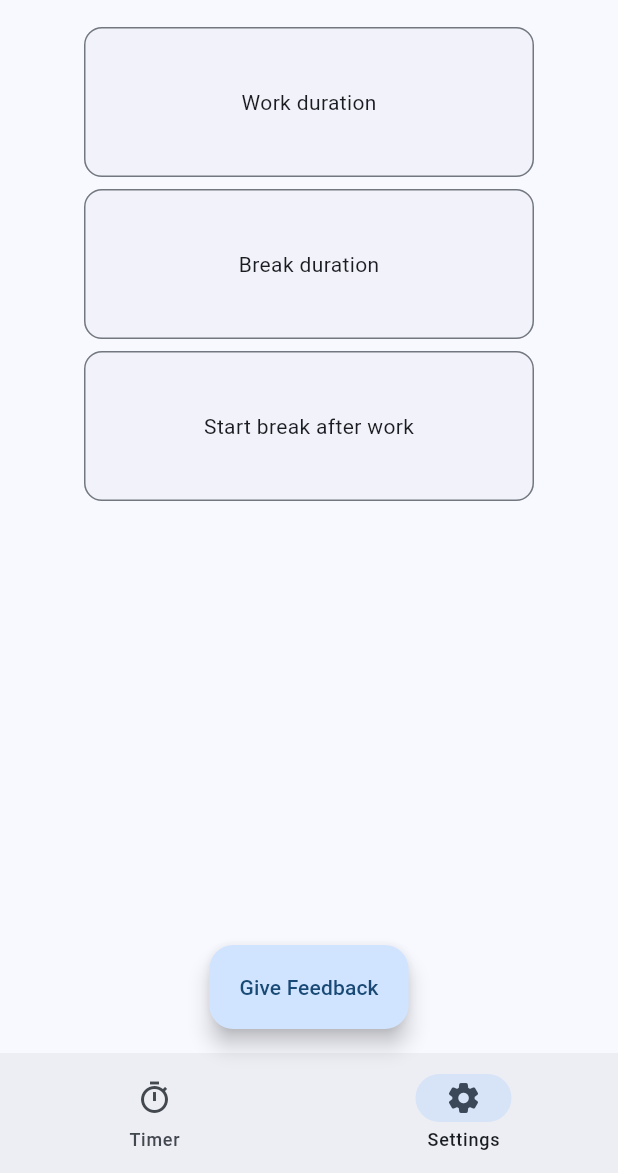
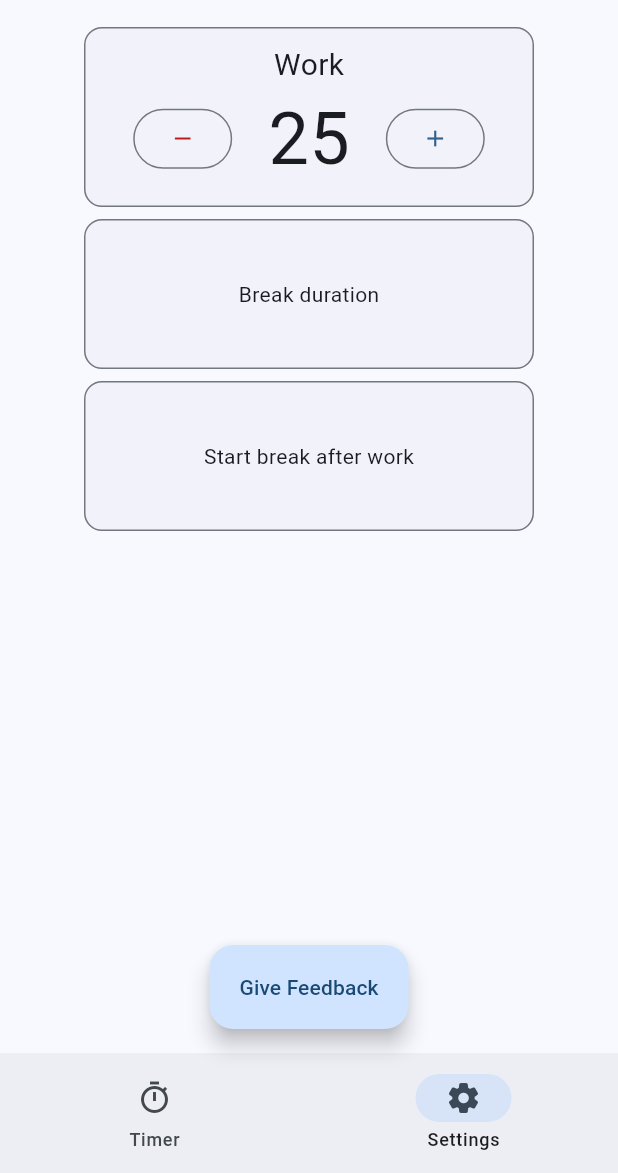
Before and after one commit to yhakamay/pomody, a Flutter app: the screen it shows after launch, item 2 of the bottom bar chosen, on a phone screen of 412 x 824 dp, the part 63-1236 px from its top. Run offline on Flutter 3.47's test engine with Material 2 defaults, Android fonts, the phone set to English and light mode, and no system bars; our stand-ins replace circular_countdown_timer, flutter_riverpod, hooks_riverpod.

Commit message:
Implement custom work duration

```diff
--- a/lib/organisms/settings.dart
+++ b/lib/organisms/settings.dart
@@ -1,12 +1,17 @@
 import 'package:flutter/material.dart';
+import 'package:hooks_riverpod/hooks_riverpod.dart';
 
-class Settings extends StatelessWidget {
+import '../providers/timer_provider.dart';
+
+class Settings extends HookConsumerWidget {
   const Settings({
     Key? key,
   }) : super(key: key);
 
   @override
-  Widget build(BuildContext context) {
+  Widget build(BuildContext context, WidgetRef ref) {
+    final timer = ref.watch(timerProvider);
+
     return Column(
       children: [
         Center(
@@ -18,11 +23,42 @@ class Settings extends StatelessWidget {
               ),
               borderRadius: const BorderRadius.all(Radius.circular(12)),
             ),
-            child: const SizedBox(
+            child: SizedBox(
               width: 300,
-              height: 100,
-              child: Center(
-                child: Text('Work duration'),
+              height: 120,
+              child: Column(
+                mainAxisAlignment: MainAxisAlignment.center,
+                children: [
+                  const Text(
+                    'Work',
+                    style: TextStyle(fontSize: 20),
+                  ),
+                  Row(
+                    mainAxisAlignment: MainAxisAlignment.center,
+                    children: [
+                      OutlinedButton(
+                        onPressed: timer.reduceWork,
+                        style: OutlinedButton.styleFrom(
+                          primary: Theme.of(context).colorScheme.error,
+                        ),
+                        child: const Icon(Icons.remove),
+                      ),
+                      const SizedBox(width: 24),
+                      Text(
+                        '${timer.duration ~/ 60}',
+                        style: const TextStyle(fontSize: 48),
+                      ),
+                      const SizedBox(width: 24),
+                      OutlinedButton(
+                        onPressed: timer.addWork,
+                        style: OutlinedButton.styleFrom(
+                          primary: Theme.of(context).colorScheme.primary,
+                        ),
+                        child: const Icon(Icons.add),
+                      ),
+                    ],
+                  ),
+                ],
               ),
             ),
           ),
--- a/lib/providers/timer_provider.dart
+++ b/lib/providers/timer_provider.dart
@@ -7,7 +7,7 @@ final timerProvider =
 
 class TimerController extends ChangeNotifier {
   final controller = CountDownController();
-  final duration = 25 * 60;
+  int duration = 25 * 60;
 
   void start() {
     controller.start();
@@ -46,4 +46,22 @@ class TimerController extends ChangeNotifier {
 
     notifyListeners();
   }
+
+  void reduceWork() {
+    if (duration < 15 * 60) {
+      return;
+    }
+
+    duration -= 5 * 60;
+    notifyListeners();
+  }
+
+  void addWork() {
+    if (duration > 40 * 60) {
+      return;
+    }
+
+    duration += 5 * 60;
+    notifyListeners();
+  }
 }
```
